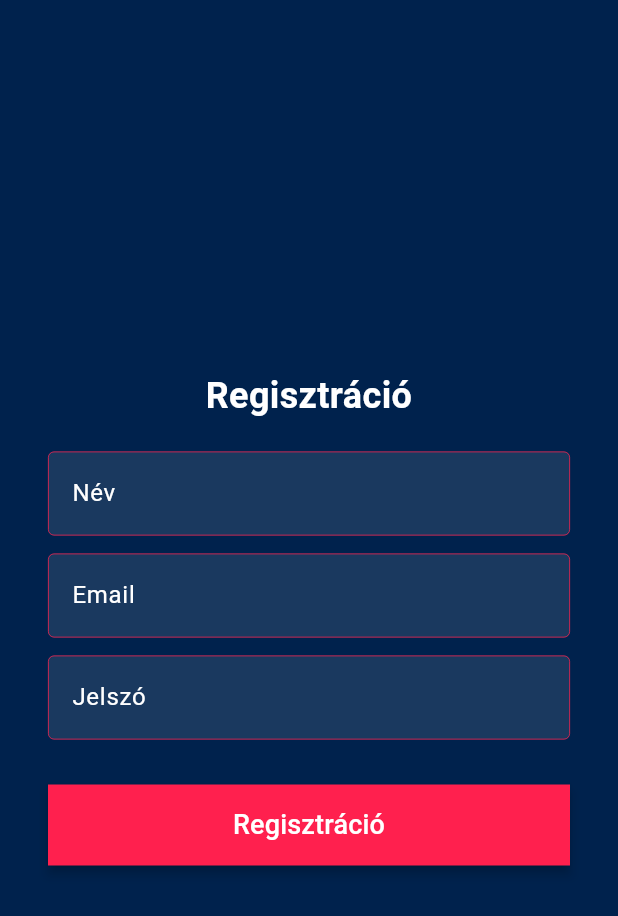
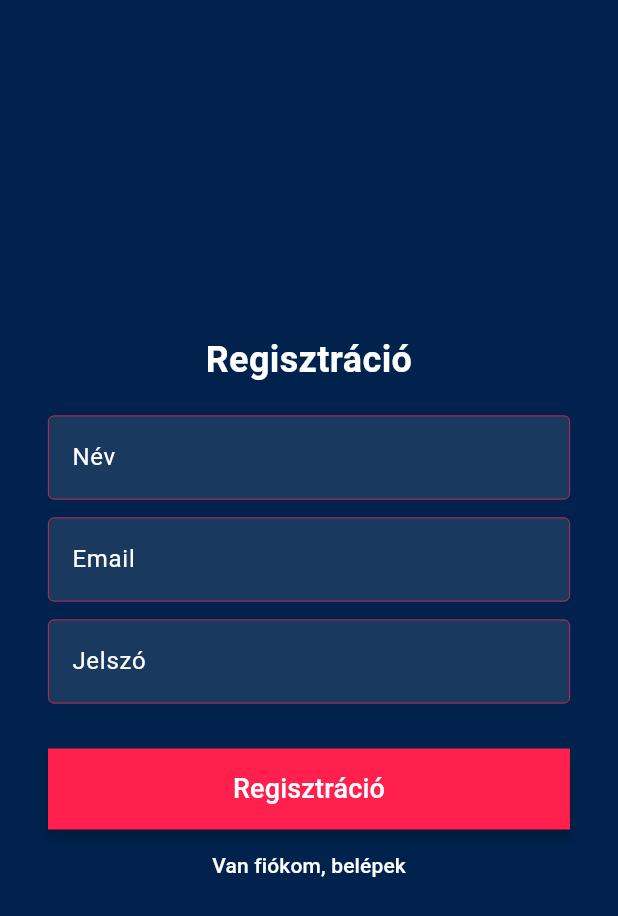
Before and after one commit to Bingobalazs/Vizsgaremek, a Flutter app: the screen it shows after launch, after a tap on "Ha még nincs fiókod, regisztrálj!", on a phone screen of 412 x 824 dp. Shown: the top 916 px of the screen. Run offline on Flutter 3.47's test engine with Material 3 defaults, Android fonts, the light colour scheme and no system bars; our stand-ins replace dio, flutter_colorpicker, image_picker, qr_flutter, share_plus, shared_preferences and 1 more; missing offline and left inert: dart:html; network calls fail.

Commit message:
kicsi finomítások

```diff
--- a/blabber/lib/main.dart
+++ b/blabber/lib/main.dart
@@ -26,8 +26,28 @@ class MyApp extends StatelessWidget {
     final baseColor = Color.fromRGBO(0, 34, 77, 1);
     final accentColor = Color.fromRGBO(255, 32, 78, 1);
     return MaterialApp(
+      title: 'Blabber',
+      routes: {
+        '/login': (context) => LoginPage(),
+        '/register': (context) => RegistrationPage(),
+        '/home': (context) => HomePage(),
+        '/search': (context) => SearchScreen(),
+        '/feed': (context) => FeedScreen(),
+        '/add_post': (context) => AddPostScreen(),
+        '/chat': (context) => Chats(),
+        '/profile': (context) => ProfilePage(),
+        '/friend_suggestions': (context) => FriendSuggestionsScreen(),
+        '/identicard_edit': (context) => IdenticardScreen(),
+      },
       debugShowCheckedModeBanner: false,
       theme: ThemeData(
+        progressIndicatorTheme: ProgressIndicatorThemeData(
+          color: accentColor,
+          circularTrackColor:Colors.white,
+          strokeWidth: 2,
+
+
+        ),
 
       dialogTheme: DialogTheme(
       shape: RoundedRectangleBorder(
@@ -56,7 +76,7 @@ class MyApp extends StatelessWidget {
     ),
     ),
     iconTheme: IconThemeData(
-    color: Colors.black, // Icons in dialog
+    color: Colors.white, // Icons in dialog
     ),
 
 
--- a/blabber/lib/models/Post.dart
+++ b/blabber/lib/models/Post.dart
@@ -1,5 +1,6 @@
 class Post {
   final int id;
+  final int? userId;
   final String content;
   final String? mediaUrl;
   final String createdAt;
@@ -10,6 +11,7 @@ class Post {
 
   Post({
     required this.id,
+    this.userId,
     required this.content,
     this.mediaUrl,
     required this.createdAt,
@@ -22,6 +24,7 @@ class Post {
   factory Post.fromJson(Map<String, dynamic> json) {
     return Post(
       id: json['id'],
+      userId: json['user']['id'],
       content: json['content'],
       mediaUrl: json['media_url'],
       createdAt: json['created_at'],
--- a/blabber/lib/screens/auth_screen.dart
+++ b/blabber/lib/screens/auth_screen.dart
@@ -321,6 +321,18 @@ class _RegistrationPageState extends State<RegistrationPage> {
                   ),
                   child: Text('Regisztráció', style: TextStyle(fontSize: 18)),
                 ),
+              TextButton(
+                onPressed: () {
+                  Navigator.push(
+                    context,
+                    MaterialPageRoute(builder: (context) => RegistrationPage()),
+                  );
+                },
+                child: Text(
+                  'Van fiókom, belépek',
+                  style: TextStyle(color: Colors.white),
+                ),
+              ),
             ],
           ),
         ),
--- a/blabber/lib/screens/feed_screen.dart
+++ b/blabber/lib/screens/feed_screen.dart
@@ -4,6 +4,7 @@ import 'package:blabber/services/posts_api_service.dart';
 import 'package:visibility_detector/visibility_detector.dart';
 
 import '../widgets/post_widget.dart';
+
 
 class FeedScreen extends StatefulWidget {
   const FeedScreen({Key? key}) : super(key: key);
@@ -82,6 +83,8 @@ class _FeedScreenState extends State<FeedScreen> {
       body: RefreshIndicator(
         onRefresh: _refreshPosts,
         child: ListView.separated(
+          physics: const BouncingScrollPhysics(),
+          scrollDirection: Axis.vertical,
           controller: _scrollController,
           padding: const EdgeInsets.all(10.0),
           itemCount: _posts.length + (_hasMore ? 1 : 0),
--- a/blabber/lib/screens/search_screen.dart
+++ b/blabber/lib/screens/search_screen.dart
@@ -17,7 +17,7 @@ const Color errorColor = Colors.red;
 Future<String> _getToken() async {
   final prefs = await SharedPreferences.getInstance();
   final token = prefs.getString('auth_token');
-  if (token == null) throw Exception('No token found');
+  if (token == null) throw Exception('Nincs bejelentkezve');
   return token;
 }
 
@@ -207,6 +207,8 @@ class _SearchScreenState extends State<SearchScreen> {
             child: Column(
               crossAxisAlignment: CrossAxisAlignment.start,
               children: [
+                const SizedBox(height: 16),
+
                 // Search Field
                 Container(
                   width: double.infinity,
@@ -215,7 +217,7 @@ class _SearchScreenState extends State<SearchScreen> {
                     focusNode: _textFieldFocusNode,
                     autofocus: false,
                     decoration: InputDecoration(
-                      hintText: 'Search people, posts, and more...',
+                      hintText: 'Keress embereket és posztokat...',
                       hintStyle:
                       bodyMediumStyle.copyWith(color: secondaryTextColor),
                       filled: true,
--- a/blabber/pubspec.yaml
+++ b/blabber/pubspec.yaml
@@ -50,6 +50,7 @@ dependencies:
   file_picker: ^10.1.0
   qr_flutter: ^4.1.0
   share_plus: ^10.1.4
+  scroll_snap_list: ^0.9.1
 
 dev_dependencies:
   flutter_test:
```
Also changed, not shown: blabber/lib/screens/identicard_edit_screen.dart (+22 -0 lines), blabber/lib/screens/own_posts_screen.dart (+7 -15 lines), blabber/lib/screens/user_profile_screen.dart (+18 -6 lines), blabber/lib/screens/user_screen.dart (+24 -0 lines), blabber/lib/widgets/post_widget.dart (+23 -4 lines), blabber/lib/screens/styled_auth_screen.dart (added), blabber/pubspec.lock, 4 other files.
